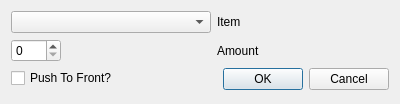
First picture: the form in Python Source/gui/forms/crafting_request.ui, repository FidgetySo/OpenControl, before the edit.
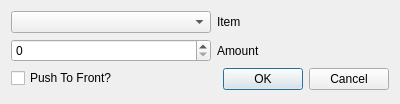
Second picture: the form after the edit. Icons and pictures are not drawn.

```diff
--- a/Python Source/gui/forms/crafting_request.ui
+++ b/Python Source/gui/forms/crafting_request.ui
@@ -18,16 +18,6 @@
     <normaloff>//media/Eli/Projects/OpenControl/Python Source/gui/OpenComputers.ico</normaloff>//media/Eli/Projects/OpenControl/Python Source/gui/OpenComputers.ico</iconset>
   </property>
   <layout class="QFormLayout" name="formLayout">
-   <item row="2" column="0">
-    <widget class="QSpinBox" name="amount">
-     <property name="minimumSize">
-      <size>
-       <width>50</width>
-       <height>0</height>
-      </size>
-     </property>
-    </widget>
-   </item>
    <item row="1" column="0">
     <widget class="QComboBox" name="item">
      <property name="minimumSize">
@@ -45,6 +35,22 @@
      </property>
     </widget>
    </item>
+   <item row="2" column="0">
+    <widget class="QSpinBox" name="amount">
+     <property name="minimumSize">
+      <size>
+       <width>200</width>
+       <height>0</height>
+      </size>
+     </property>
+     <property name="maximum">
+      <number>10000</number>
+     </property>
+     <property name="singleStep">
+      <number>64</number>
+     </property>
+    </widget>
+   </item>
    <item row="2" column="1">
     <widget class="QLabel" name="amount_label">
      <property name="text">
```
